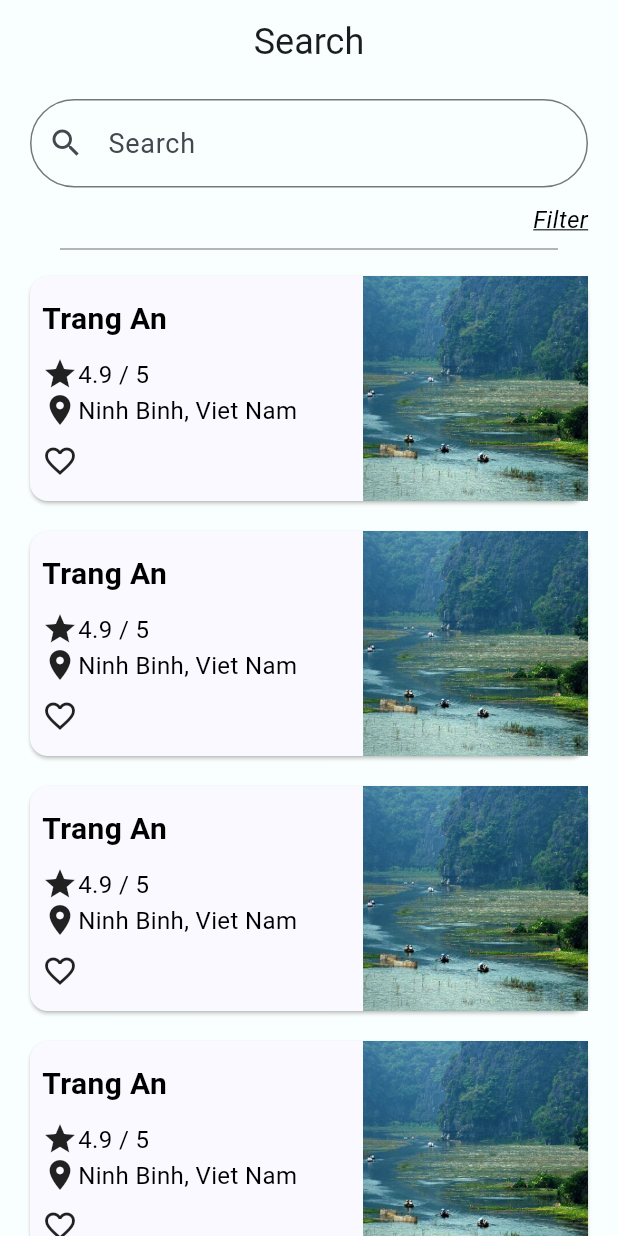
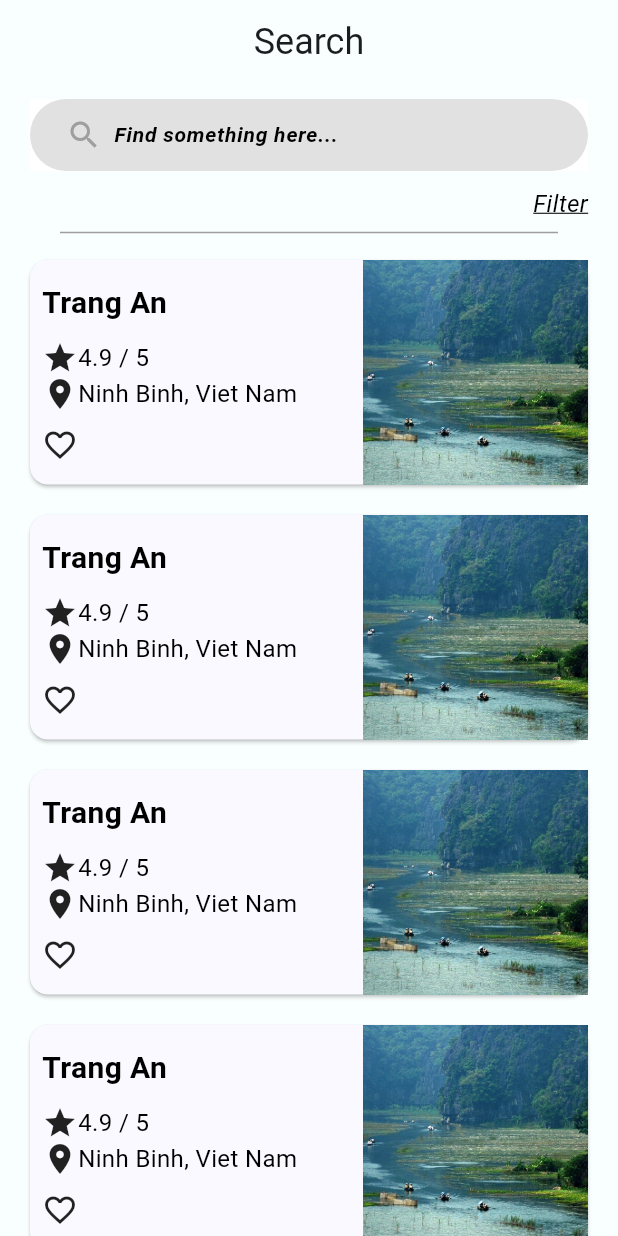
Before and after one commit to hungdungn47/travel-guide-app, a Flutter app: the SearchPage screen opened directly, on a phone screen of 412 x 824 dp. Run offline on Flutter 3.47's test engine with Material 3 defaults, Android fonts, the phone set to English and light mode, and no system bars; our stand-ins replace carousel_slider, flutter_bloc, freezed_annotation, get, get_storage, image_picker and 1 more; accounts and stored records are empty.

Commit message:
make a few minor adjusments

```diff
--- a/lib/main.dart
+++ b/lib/main.dart
@@ -23,7 +23,7 @@ class MyApp extends StatelessWidget {
     return GetMaterialApp(
       title: 'Flutter Demo',
       theme: AppTheme.lightTheme,
-      initialRoute: '/login',
+      initialRoute: '/home',
       getPages: [
         GetPage(name: '/login', page: () => const LoginPage()),
         GetPage(name: '/home', page: () => PageWrapper())
--- a/lib/presentation/components/search_bar.dart
+++ b/lib/presentation/components/search_bar.dart
@@ -1,9 +1,14 @@
 import 'package:flutter/material.dart';
 
 class CustomSearchBar extends StatelessWidget {
+  const CustomSearchBar({super.key});
+
   @override
   Widget build(BuildContext context) {
-    return Container(
+    return Hero(
+      tag: 'search_box',
+      child: Material(
+        child: Container(
           padding: const EdgeInsets.symmetric(vertical: 0, horizontal: 24),
           decoration: BoxDecoration(
             color: const Color.fromARGB(120, 191, 191, 191),
@@ -32,6 +37,8 @@ class CustomSearchBar extends StatelessWidget {
               ),
             ],
           ),
+        ),
+      ),
     );
   }
 }
--- a/lib/presentation/screens/Home/home.dart
+++ b/lib/presentation/screens/Home/home.dart
@@ -100,9 +100,11 @@ class Home extends StatelessWidget {
     return Container(
       child: Column(
         children: [
+          const SizedBox(height: 16,),
           Container(
             padding: const EdgeInsets.symmetric(horizontal: 20),
             child: GestureDetector(
+              behavior: HitTestBehavior.opaque,
               onTap: () {
                 // Navigator.push(
                 //   context,
@@ -110,7 +112,7 @@ class Home extends StatelessWidget {
                 // );
                 HelperFunctions.navigateToScreen(screen: SearchPage());
               },
-              child: CustomSearchBar(),
+              child: const AbsorbPointer(child: CustomSearchBar()),
             ),
           ),
           const SizedBox(height: 4),
--- a/lib/presentation/screens/Search/search_page.dart
+++ b/lib/presentation/screens/Search/search_page.dart
@@ -3,6 +3,8 @@ import 'dart:ui';
 import 'package:flutter/material.dart';
 import 'package:get/get_navigation/src/routes/get_transition_mixin.dart';
 import 'package:travel_guide_app/main.dart';
+
+import '../../components/search_bar.dart';
 
 class SearchPage extends StatefulWidget {
   const SearchPage({Key? key}) : super(key: key);
@@ -21,20 +23,25 @@ class _SearchPageState extends State<SearchPage> {
       ),
       body: Column(
         children: [
-          Padding(
-            padding: const EdgeInsets.symmetric(horizontal: 20, vertical: 10),
-            child: TextField(
-              decoration: InputDecoration(
-                hintText: 'Search',
-                prefixIcon: Icon(Icons.search),
-                border: OutlineInputBorder(
-                  borderRadius: BorderRadius.circular(30),
-                ),
-              ),
-            ),
+          // Padding(
+          //   padding: const EdgeInsets.symmetric(horizontal: 20, vertical: 10),
+          //   child: TextField(
+          //     decoration: InputDecoration(
+          //       hintText: 'Search',
+          //       prefixIcon: Icon(Icons.search),
+          //       border: OutlineInputBorder(
+          //         borderRadius: BorderRadius.circular(30),
+          //       ),
+          //     ),
+          //   ),
+          // ),
+          // const CustomSearchBar(),
+          const Padding(
+            padding: EdgeInsets.symmetric(horizontal: 20, vertical: 10),
+            child: CustomSearchBar(),
           ),
           Padding(
-            padding: EdgeInsets.only(right: 20),
+            padding: const EdgeInsets.only(right: 20),
             child: Row(
               mainAxisAlignment: MainAxisAlignment.end,
               children: [
```
Also changed, not shown: lib/gen/assets.gen.dart (added, +184 -0 lines), lib/presentation/screens/Authentication/Login/login_state.freezed.dart (added), lib/presentation/screens/Authentication/Register/register_state.freezed.dart (added), lib/presentation/screens/HotelRestaurant/hotel_state.freezed.dart (added), pubspec.lock (added). Lines whose indentation alone changed are shown as unchanged.
